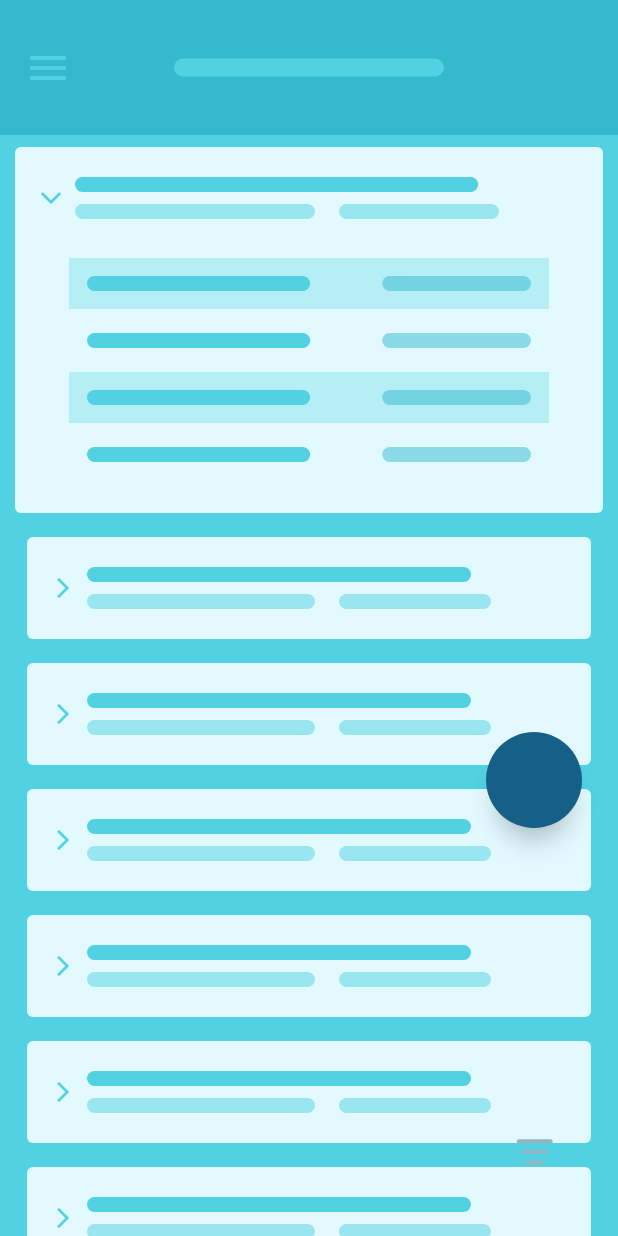
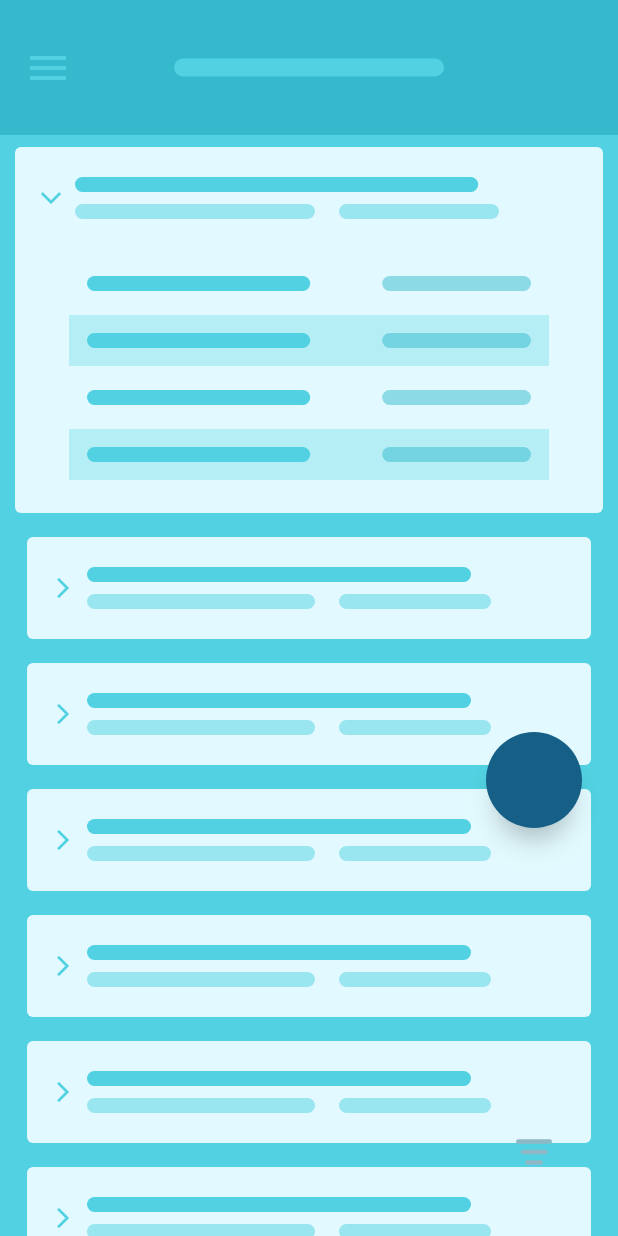
Before and after one commit to Abiri99/FabFilter, a Flutter app: the screen it shows after launch, after a tap on the "arrow forward ios" icon, on a phone screen of 412 x 824 dp. Run offline on Flutter 3.47's test engine with Material 2 defaults, Android fonts, the phone set to English and light mode, and no system bars; statements that could not run were skipped.

Commit message:
Fixed list item table hides after scrolling, Added key to list item

```diff
--- a/lib/home_bottom_container.dart
+++ b/lib/home_bottom_container.dart
@@ -32,8 +32,8 @@ class _HomeBottomContainerState extends State<HomeBottomContainer>
     // );
     _revealController = AnimationController(
       vsync: this,
-      duration: Duration(milliseconds: 2000),
-      reverseDuration: Duration(milliseconds: 2000),
+      duration: Duration(milliseconds: 600),
+      reverseDuration: Duration(milliseconds: 600),
     );
     _xAxisPositionAnimation = CurvedAnimation(
       parent: widget.controller,
@@ -122,7 +122,7 @@ class _HomeBottomContainerState extends State<HomeBottomContainer>
                         color: Theme.of(context).primaryColorDark,
                         borderRadius: BorderRadius.all(
                           Radius.circular(
-                              (1 - _fabRevealAnimation.value) * 100),
+                              (1 - _fabRevealAnimation.value) * 600),
                         ),
                         boxShadow: [
                           BoxShadow(
@@ -152,15 +152,15 @@ class _HomeBottomContainerState extends State<HomeBottomContainer>
                       (MediaQuery.of(context).size.width / 2 - 56) as double),
                   child: GestureDetector(
                     onTap: () {
-                      if (widget.controller.status == AnimationStatus.completed) {
-                        widget.controller.reverse();
-                      } else {
-                        widget.controller.forward();
-                      }
+                      // if (widget.controller.status == AnimationStatus.completed) {
+                      //   widget.controller.reverse();
+                      // } else {
+                      //   widget.controller.forward();
+                      // }
                     },
                     child: Container(
                       height: 64,
-                      width: 63,
+                      width: 64,
                       margin: const EdgeInsets.all(24),
                       child: FilterIcon(),
                     ),
--- a/lib/home_page.dart
+++ b/lib/home_page.dart
@@ -49,6 +49,7 @@ class _HomePageState extends State<HomePage> with SingleTickerProviderStateMixin
                         child: Opacity(
                           opacity: 1 - _fabPositionController.value * 0.4,
                           child: ListItem(
+                            key: ValueKey(position),
                             horizontalMargin: _fabPositionController.value * 12 + 18,
                             verticalPadding: 20 - _fabPositionController.value * 4,
                           ),
--- a/lib/list_item.dart
+++ b/lib/list_item.dart
@@ -1,5 +1,6 @@
 import 'dart:math';
 
+import 'package:fab_filter/list_item_table_row.dart';
 import 'package:flutter/cupertino.dart';
 import 'package:flutter/material.dart';
 
@@ -10,9 +11,10 @@ class ListItem extends StatefulWidget {
   final double verticalPadding;
 
   ListItem({
+    Key key,
     this.horizontalMargin = 16,
     this.verticalPadding = 16,
-  });
+  }) : super(key: key);
 
   @override
   _ListItemState createState() => _ListItemState();
@@ -150,7 +152,7 @@ class _ListItemState extends State<ListItem>
                 child: Align(
                   alignment: Alignment.topCenter,
                   heightFactor: _controller.value,
-                  child: ListView.builder(
+                  child: ListView(
                     physics: NeverScrollableScrollPhysics(),
                     shrinkWrap: true,
                     padding: const EdgeInsets.only(
@@ -159,50 +161,12 @@ class _ListItemState extends State<ListItem>
                       top: 24,
                     ),
                     // itemExtent: 24,
-                    itemCount: 4,
-                    itemBuilder: (context, position) {
-                      return Container(
-                        margin: const EdgeInsets.symmetric(
-                          horizontal: 8,
-                          vertical: 2,
-                        ),
-                        padding: const EdgeInsets.symmetric(
-                          vertical: 12,
-                          horizontal: 12,
-                        ),
-                        color: position.isEven
-                            ? Theme.of(context)
-                                .primaryColorLight
-                                .withOpacity(0.3)
-                            : Colors.transparent,
-                        child: Row(
-                          mainAxisAlignment: MainAxisAlignment.spaceBetween,
-                          children: [
-                            Expanded(
-                              flex: 3,
-                              child: Line(
-                                color: Theme.of(context).primaryColorLight,
-                                height: 10,
-                                width: 48,
-                              ),
-                            ),
-                            SizedBox(
-                              width: 48,
-                            ),
-                            Expanded(
-                              flex: 2,
-                              child: Line(
-                                color: Theme.of(context)
-                                    .primaryColor
-                                    .withOpacity(0.5),
-                                height: 10,
-                                width: 36,
-                              ),
-                            ),
-                          ],
-                        ),
-                      );
-                    },
+                    children: [
+                      ListItemTableRow(withBackgroundColor: false,),
+                      ListItemTableRow(withBackgroundColor: true,),
+                      ListItemTableRow(withBackgroundColor: false,),
+                      ListItemTableRow(withBackgroundColor: true,),
+                    ],
                   ),
                 ),
               ),
--- /dev/null
+++ b/lib/list_item_table_row.dart
@@ -0,0 +1,52 @@
+import 'package:flutter/material.dart';
+
+import 'line.dart';
+
+class ListItemTableRow extends StatelessWidget {
+  final bool withBackgroundColor;
+
+  ListItemTableRow({
+    this.withBackgroundColor = false,
+  }) : assert(withBackgroundColor != null);
+
+  @override
+  Widget build(BuildContext context) {
+    return Container(
+      margin: const EdgeInsets.symmetric(
+        horizontal: 8,
+        vertical: 2,
+      ),
+      padding: const EdgeInsets.symmetric(
+        vertical: 12,
+        horizontal: 12,
+      ),
+      color: withBackgroundColor
+          ? Theme.of(context).primaryColorLight.withOpacity(0.3)
+          : Colors.transparent,
+      child: Row(
+        mainAxisAlignment: MainAxisAlignment.spaceBetween,
+        children: [
+          Expanded(
+            flex: 3,
+            child: Line(
+              color: Theme.of(context).primaryColorLight,
+              height: 10,
+              width: 48,
+            ),
+          ),
+          SizedBox(
+            width: 48,
+          ),
+          Expanded(
+            flex: 2,
+            child: Line(
+              color: Theme.of(context).primaryColor.withOpacity(0.5),
+              height: 10,
+              width: 36,
+            ),
+          ),
+        ],
+      ),
+    );
+  }
+}
```
